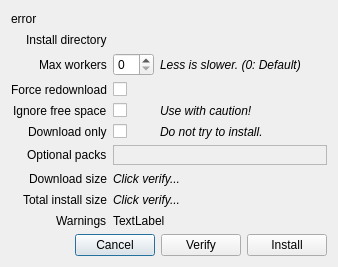
Qt form rare/ui/components/dialogs/install_dialog.ui (RareDevs/Rare) before a commit.
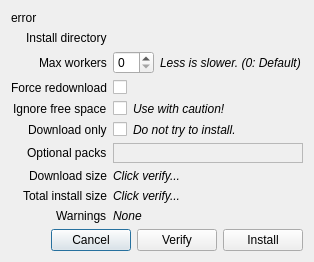
The same form after that commit.

Commit message: Use FormLayout for InstallDialog

The edit to the form file:
```diff
--- a/rare/ui/components/dialogs/install_dialog.ui
+++ b/rare/ui/components/dialogs/install_dialog.ui
@@ -6,40 +6,187 @@
    <rect>
     <x>0</x>
     <y>0</y>
-    <width>338</width>
-    <height>267</height>
+    <width>324</width>
+    <height>296</height>
    </rect>
   </property>
   <property name="windowTitle">
    <string notr="true">Rare</string>
   </property>
-  <layout class="QGridLayout" name="install_dialog_layout">
-   <item row="3" column="1">
-    <widget class="QCheckBox" name="force_download_check"/>
+  <layout class="QFormLayout" name="install_dialog_layout">
+   <property name="sizeConstraint">
+    <enum>QLayout::SetFixedSize</enum>
+   </property>
+   <property name="labelAlignment">
+    <set>Qt::AlignRight|Qt::AlignTrailing|Qt::AlignVCenter</set>
+   </property>
+   <item row="0" column="0" colspan="2">
+    <widget class="QLabel" name="install_dialog_label">
+     <property name="text">
+      <string>error</string>
+     </property>
+    </widget>
    </item>
-   <item row="1" column="0" alignment="Qt::AlignRight">
+   <item row="1" column="0">
     <widget class="QLabel" name="install_dir_label">
      <property name="text">
       <string>Install directory</string>
      </property>
     </widget>
    </item>
-   <item row="5" column="0" alignment="Qt::AlignRight">
+   <item row="1" column="1">
+    <layout class="QHBoxLayout" name="install_dir_layout"/>
+   </item>
+   <item row="2" column="0">
+    <widget class="QLabel" name="max_workers_label">
+     <property name="text">
+      <string>Max workers</string>
+     </property>
+    </widget>
+   </item>
+   <item row="2" column="1">
+    <layout class="QHBoxLayout" name="max_workers_layout">
+     <item>
+      <widget class="QSpinBox" name="max_workers_spin">
+       <property name="sizePolicy">
+        <sizepolicy hsizetype="Maximum" vsizetype="Fixed">
+         <horstretch>0</horstretch>
+         <verstretch>0</verstretch>
+        </sizepolicy>
+       </property>
+      </widget>
+     </item>
+     <item>
+      <widget class="QLabel" name="max_workers_info_label">
+       <property name="font">
+        <font>
+         <italic>true</italic>
+        </font>
+       </property>
+       <property name="text">
+        <string>Less is slower. (0: Default)</string>
+       </property>
+      </widget>
+     </item>
+    </layout>
+   </item>
+   <item row="3" column="0">
+    <widget class="QLabel" name="force_download_label">
+     <property name="text">
+      <string>Force redownload</string>
+     </property>
+    </widget>
+   </item>
+   <item row="3" column="1">
+    <widget class="QCheckBox" name="force_download_check">
+     <property name="sizePolicy">
+      <sizepolicy hsizetype="Maximum" vsizetype="Fixed">
+       <horstretch>0</horstretch>
+       <verstretch>0</verstretch>
+      </sizepolicy>
+     </property>
+    </widget>
+   </item>
+   <item row="4" column="0">
+    <widget class="QLabel" name="ignore_space_label">
+     <property name="text">
+      <string>Ignore free space</string>
+     </property>
+    </widget>
+   </item>
+   <item row="4" column="1">
+    <layout class="QHBoxLayout" name="ignore_space_layout">
+     <item>
+      <widget class="QCheckBox" name="ignore_space_check">
+       <property name="sizePolicy">
+        <sizepolicy hsizetype="Maximum" vsizetype="Fixed">
+         <horstretch>0</horstretch>
+         <verstretch>0</verstretch>
+        </sizepolicy>
+       </property>
+      </widget>
+     </item>
+     <item>
+      <widget class="QLabel" name="ignore_space_info_label">
+       <property name="font">
+        <font>
+         <italic>true</italic>
+        </font>
+       </property>
+       <property name="text">
+        <string>Use with caution!</string>
+       </property>
+      </widget>
+     </item>
+    </layout>
+   </item>
+   <item row="5" column="0">
     <widget class="QLabel" name="download_only_label">
      <property name="text">
       <string>Download only</string>
      </property>
     </widget>
    </item>
-   <item row="6" column="0" alignment="Qt::AlignRight">
+   <item row="5" column="1">
+    <layout class="QHBoxLayout" name="download_only_layout">
+     <item>
+      <widget class="QCheckBox" name="download_only_check">
+       <property name="sizePolicy">
+        <sizepolicy hsizetype="Maximum" vsizetype="Fixed">
+         <horstretch>0</horstretch>
+         <verstretch>0</verstretch>
+        </sizepolicy>
+       </property>
+       <property name="text">
+        <string notr="true"/>
+       </property>
+      </widget>
+     </item>
+     <item>
+      <widget class="QLabel" name="download_only_info_label">
+       <property name="font">
+        <font>
+         <italic>true</italic>
+        </font>
+       </property>
+       <property name="text">
+        <string>Do not try to install.</string>
+       </property>
+      </widget>
+     </item>
+    </layout>
+   </item>
+   <item row="6" column="0">
     <widget class="QLabel" name="sdl_list_label">
      <property name="text">
       <string>Optional packs</string>
      </property>
     </widget>
    </item>
-   <item row="8" column="1" colspan="2">
-    <widget class="QLabel" name="install_size_info_label">
+   <item row="6" column="1">
+    <widget class="QFrame" name="sdl_list_frame">
+     <property name="frameShape">
+      <enum>QFrame::StyledPanel</enum>
+     </property>
+     <property name="frameShadow">
+      <enum>QFrame::Raised</enum>
+     </property>
+     <layout class="QVBoxLayout" name="sdl_list_layout">
+      <property name="spacing">
+       <number>0</number>
+      </property>
+     </layout>
+    </widget>
+   </item>
+   <item row="7" column="0">
+    <widget class="QLabel" name="download_size_label">
+     <property name="text">
+      <string>Download size</string>
+     </property>
+    </widget>
+   </item>
+   <item row="7" column="1">
+    <widget class="QLabel" name="download_size_info_label">
      <property name="font">
       <font>
        <italic>true</italic>
@@ -50,136 +197,48 @@
      </property>
     </widget>
    </item>
-   <item row="0" column="0" colspan="3">
-    <widget class="QLabel" name="install_dialog_label">
-     <property name="text">
-      <string>error</string>
-     </property>
-    </widget>
-   </item>
-   <item row="3" column="2">
-    <spacer name="install_dialog_hspacer">
-     <property name="orientation">
-      <enum>Qt::Horizontal</enum>
-     </property>
-     <property name="sizeHint" stdset="0">
-      <size>
-       <width>0</width>
-       <height>0</height>
-      </size>
-     </property>
-    </spacer>
-   </item>
-   <item row="8" column="0" alignment="Qt::AlignRight">
+   <item row="8" column="0">
     <widget class="QLabel" name="install_size_label">
      <property name="text">
       <string>Total install size</string>
      </property>
     </widget>
    </item>
-   <item row="5" column="2">
-    <widget class="QLabel" name="download_only_info_label">
+   <item row="8" column="1">
+    <widget class="QLabel" name="install_size_info_label">
      <property name="font">
       <font>
        <italic>true</italic>
       </font>
      </property>
      <property name="text">
-      <string>Do not try to install.</string>
+      <string>Click verify...</string>
      </property>
     </widget>
    </item>
-   <item row="2" column="1">
-    <widget class="QSpinBox" name="max_workers_spin"/>
-   </item>
-   <item row="4" column="1">
-    <widget class="QCheckBox" name="ignore_space_check"/>
-   </item>
-   <item row="5" column="1">
-    <widget class="QCheckBox" name="download_only_check">
+   <item row="9" column="0">
+    <widget class="QLabel" name="warn_label">
      <property name="text">
-      <string notr="true"/>
+      <string>Warnings</string>
      </property>
     </widget>
    </item>
-   <item row="2" column="2">
-    <widget class="QLabel" name="max_workers_info_label">
-     <property name="font">
-      <font>
-       <italic>true</italic>
-      </font>
-     </property>
-     <property name="text">
-      <string>Less is slower. (0: Default)</string>
-     </property>
-    </widget>
-   </item>
-   <item row="9" column="1" colspan="2">
+   <item row="9" column="1">
     <widget class="QLabel" name="warn_message">
+     <property name="font">
+      <font>
+       <italic>true</italic>
+      </font>
+     </property>
      <property name="text">
-      <string>TextLabel</string>
+      <string>None</string>
      </property>
      <property name="wordWrap">
       <bool>true</bool>
      </property>
     </widget>
    </item>
-   <item row="4" column="0" alignment="Qt::AlignRight">
-    <widget class="QLabel" name="ignore_space_label">
-     <property name="text">
-      <string>Ignore free space</string>
-     </property>
-    </widget>
-   </item>
-   <item row="1" column="1" colspan="2">
-    <layout class="QHBoxLayout" name="install_dir_layout"/>
-   </item>
-   <item row="7" column="0" alignment="Qt::AlignRight">
-    <widget class="QLabel" name="download_size_label">
-     <property name="text">
-      <string>Download size</string>
-     </property>
-    </widget>
-   </item>
-   <item row="3" column="0" alignment="Qt::AlignRight">
-    <widget class="QLabel" name="force_download_label">
-     <property name="text">
-      <string>Force redownload</string>
-     </property>
-    </widget>
-   </item>
-   <item row="4" column="2">
-    <widget class="QLabel" name="ignore_space_info_label">
-     <property name="font">
-      <font>
-       <italic>true</italic>
-      </font>
-     </property>
-     <property name="text">
-      <string>Use with caution!</string>
-     </property>
-    </widget>
-   </item>
-   <item row="2" column="0" alignment="Qt::AlignRight">
-    <widget class="QLabel" name="max_workers_label">
-     <property name="text">
-      <string>Max workers</string>
-     </property>
-    </widget>
-   </item>
-   <item row="7" column="1" colspan="2">
-    <widget class="QLabel" name="download_size_info_label">
-     <property name="font">
-      <font>
-       <italic>true</italic>
-      </font>
-     </property>
-     <property name="text">
-      <string>Click verify...</string>
-     </property>
-    </widget>
-   </item>
-   <item row="11" column="0" colspan="3">
+   <item row="12" column="0" colspan="2">
     <layout class="QHBoxLayout" name="button_layout">
      <item>
       <spacer name="button_hspacer">
@@ -217,28 +276,6 @@
      </item>
     </layout>
    </item>
-   <item row="6" column="1" colspan="2" alignment="Qt::AlignTop">
-    <widget class="QFrame" name="sdl_list_frame">
-     <property name="frameShape">
-      <enum>QFrame::StyledPanel</enum>
-     </property>
-     <property name="frameShadow">
-      <enum>QFrame::Raised</enum>
-     </property>
-     <layout class="QVBoxLayout" name="sdl_list_layout">
-      <property name="spacing">
-       <number>0</number>
-      </property>
-     </layout>
-    </widget>
-   </item>
-   <item row="9" column="0" alignment="Qt::AlignRight">
-    <widget class="QLabel" name="warn_label">
-     <property name="text">
-      <string>Warnings</string>
-     </property>
-    </widget>
-   </item>
   </layout>
  </widget>
  <resources/>
```
The commit also changes 1 other file.
